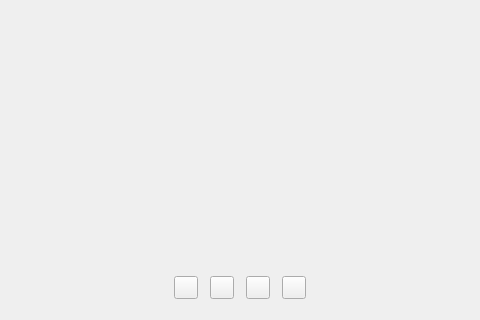
Old version of the form trunk/src/BleMainWindow.ui in the repository wenjiegit/Bull-Live-Encoder; both pictures show x 124 to 604 and y 280 to 600 of the 800 by 600 pixel window.
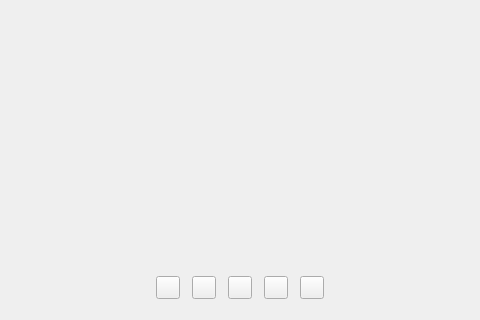
New version of the form. Custom widgets are drawn as their Qt base class.

```diff
--- a/trunk/src/BleMainWindow.ui
+++ b/trunk/src/BleMainWindow.ui
@@ -86,6 +86,13 @@
         </property>
        </widget>
       </item>
+      <item>
+       <widget class="QToolButton" name="addTextBtn">
+        <property name="text">
+         <string/>
+        </property>
+       </widget>
+      </item>
       <item>
        <spacer name="horizontalSpacer">
         <property name="orientation">
```
